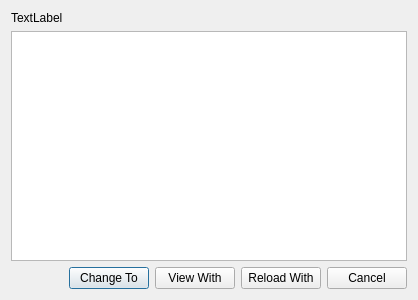
First picture: the form in encodingdialog.ui, repository svn2github/texstudio-trunk, before the edit.
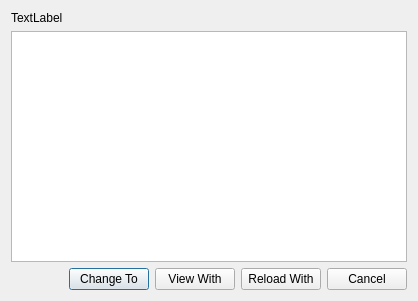
Second picture: the form after the edit.

Commit message: German translations

The edit to the form file:
```diff
--- a/encodingdialog.ui
+++ b/encodingdialog.ui
@@ -7,7 +7,7 @@
     <x>0</x>
     <y>0</y>
     <width>400</width>
-    <height>300</height>
+    <height>301</height>
    </rect>
   </property>
   <property name="windowTitle">
```
Left out of the diff: 2 changed lines with no effect on the pictures. The commit also changes 2 other files.
